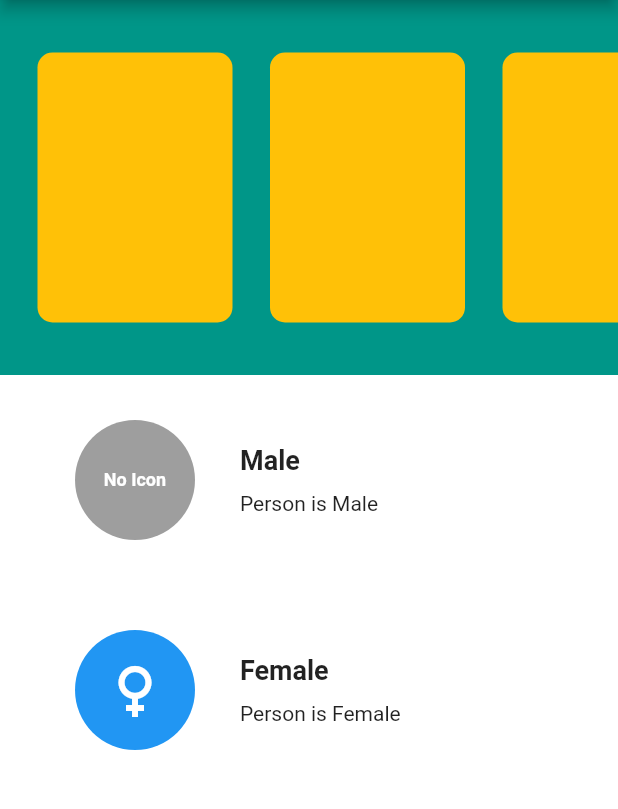
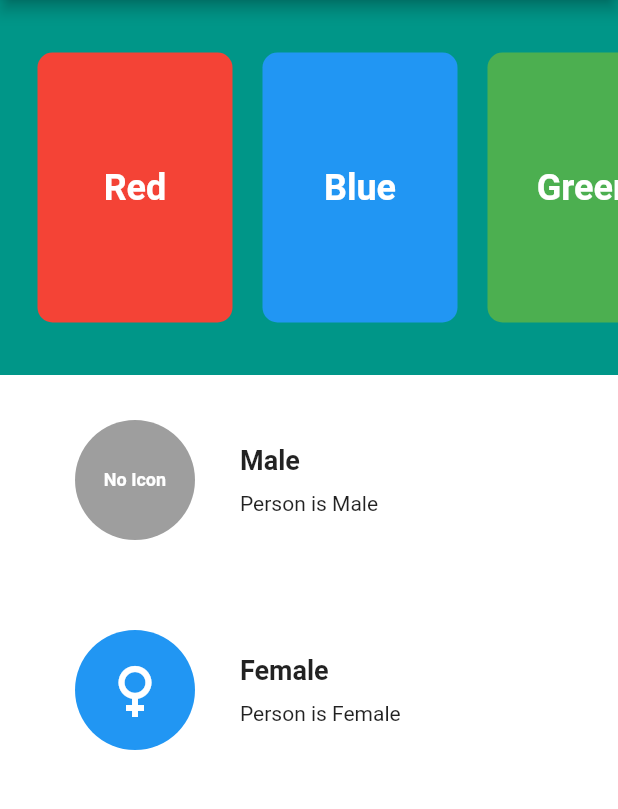
Before and after one commit to Lans12345/Bootcamp_Act6, a Flutter app: the screen it shows after launch, on a phone screen of 412 x 824 dp, the part 84-893 px from its top. Run offline on Flutter 3.47's test engine with Material 2 defaults, Android fonts, the light colour scheme and no system bars.

Commit message:
Added Story

```diff
--- a/lib/main.dart
+++ b/lib/main.dart
@@ -1,4 +1,5 @@
 import 'package:day006_ui_clone/feed_item.dart';
+import 'package:day006_ui_clone/story_item.dart';
 import 'package:flutter/material.dart';
 
 void main() {
@@ -26,20 +27,25 @@ class MyApp extends StatelessWidget {
               child: Center(
                 child: Row(
                   children: [
-                    for (int i = 0; i <= 3; i++) ...[
-                      const SizedBox(
-                        width: 5,
-                      ),
-                      Container(
-                        decoration: BoxDecoration(
-                          borderRadius: BorderRadius.circular(10),
-                          color: Colors.amber,
-                        ),
-                        margin: const EdgeInsets.only(left: 20),
-                        height: 180,
-                        width: 130,
-                      ),
-                    ],
+                    const SizedBox(
+                      width: 5,
+                    ),
+                    StoryItem(
+                      color: Colors.red,
+                      text: 'Red',
+                    ),
+                    StoryItem(
+                      color: Colors.blue,
+                      text: 'Blue',
+                    ),
+                    StoryItem(
+                      color: Colors.green,
+                      text: 'Green',
+                    ),
+                    StoryItem(
+                      color: Colors.black,
+                      text: 'Black',
+                    ),
                   ],
                 ),
               ),
--- /dev/null
+++ b/lib/story_item.dart
@@ -0,0 +1,30 @@
+import 'package:flutter/material.dart';
+
+class StoryItem extends StatelessWidget {
+  late Color color;
+
+  final String text;
+
+  StoryItem({required this.color, required this.text});
+
+  @override
+  Widget build(BuildContext context) {
+    return Container(
+      decoration:
+          BoxDecoration(borderRadius: BorderRadius.circular(10), color: color),
+      margin: const EdgeInsets.only(left: 20),
+      height: 180,
+      width: 130,
+      child: Center(
+        child: Text(
+          text,
+          style: const TextStyle(
+            fontWeight: FontWeight.bold,
+            color: Colors.white,
+            fontSize: 24,
+          ),
+        ),
+      ),
+    );
+  }
+}
```
